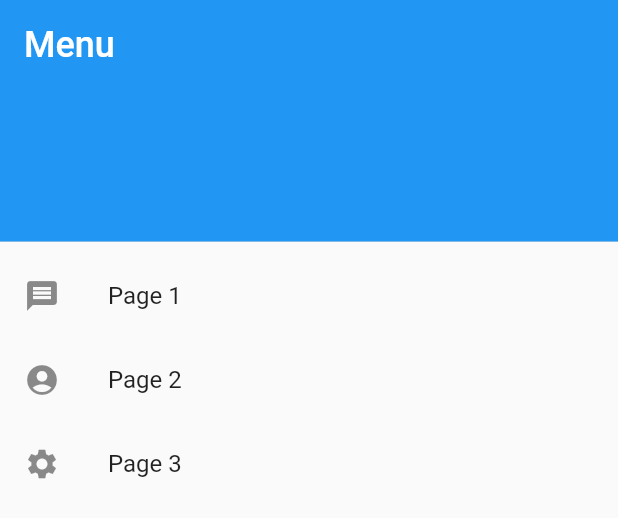
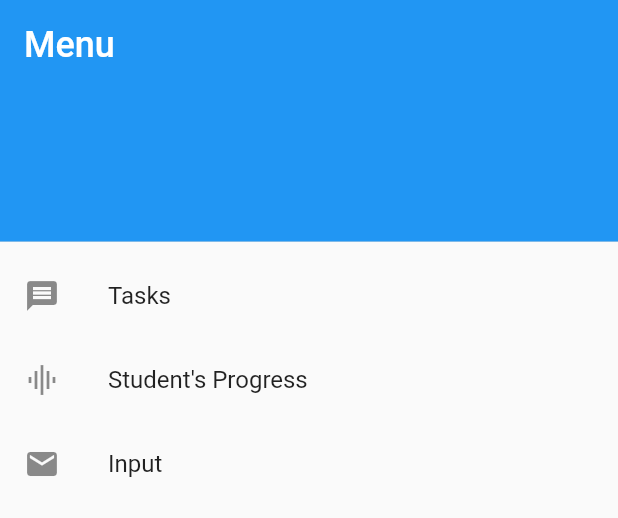
Before and after one commit to brainforwarding/taskquest, a Flutter app: the Menu widget shown alone on an empty page, opened directly, on a phone screen of 412 x 824 dp. Shown: the top 518 px of the screen. Run offline on Flutter 3.47's test engine with Material 2 defaults, Android fonts, the phone set to English and light mode, and no system bars; network calls fail.

Commit message:
studentRecord design

```diff
--- a/lib/ui/menu.dart
+++ b/lib/ui/menu.dart
@@ -24,23 +24,23 @@ class Menu extends StatelessWidget {
         ),
         ListTile(
           leading: Icon(Icons.message),
-          title: Text('Page 1'),
+          title: Text('Tasks'),
           onTap: () {
             Navigator.push(context, MaterialPageRoute(builder: (context) => Page1()));
           },
         ),
         ListTile(
-          leading: Icon(Icons.account_circle),
-          title: Text('Page 2'),
+          leading: Icon(Icons.graphic_eq),
+          title: Text('Student\'s Progress'),
           onTap: () {
-            Navigator.push(context, MaterialPageRoute(builder: (context) => Page2()));
+            Navigator.push(context, MaterialPageRoute(builder: (context) => Page3()));
           },
         ),
         ListTile(
-          leading: Icon(Icons.settings),
-          title: Text('Page 3'),
+          leading: Icon(Icons.mail),
+          title: Text('Input'),
           onTap: () {
-            Navigator.push(context, MaterialPageRoute(builder: (context) => Page3()));
+            Navigator.push(context, MaterialPageRoute(builder: (context) => Page2()));
           },
         ),
       ],
--- a/lib/ui/page1.dart
+++ b/lib/ui/page1.dart
@@ -32,7 +32,7 @@ class _Page1State extends State<Page1> {
   Widget build(BuildContext context) {
     return Scaffold(
       appBar: AppBar(
-        title: Text('Page 1'),
+        title: Text('TASKS'),
       ),
       drawer: Drawer(
         child: Menu(),
--- a/lib/ui/page2.dart
+++ b/lib/ui/page2.dart
@@ -24,7 +24,7 @@ class _Page2State extends State<Page2> {
   Widget build(BuildContext context) {
     return Scaffold(
       appBar: AppBar(
-        title: Text('Page 2'),
+        title: Text('Input'),
       ),
       drawer: Drawer(
         child: Menu(),
```
Also changed, not shown: lib/ui/page3.dart (+61 -17 lines), lib/ui/studentRecord.dart (+39 -5 lines).
